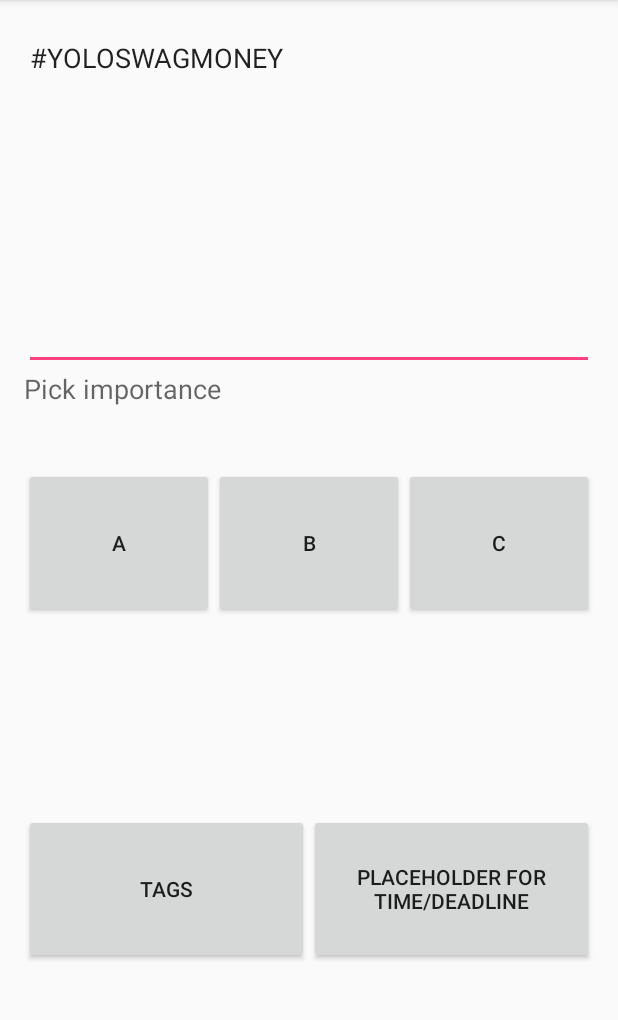
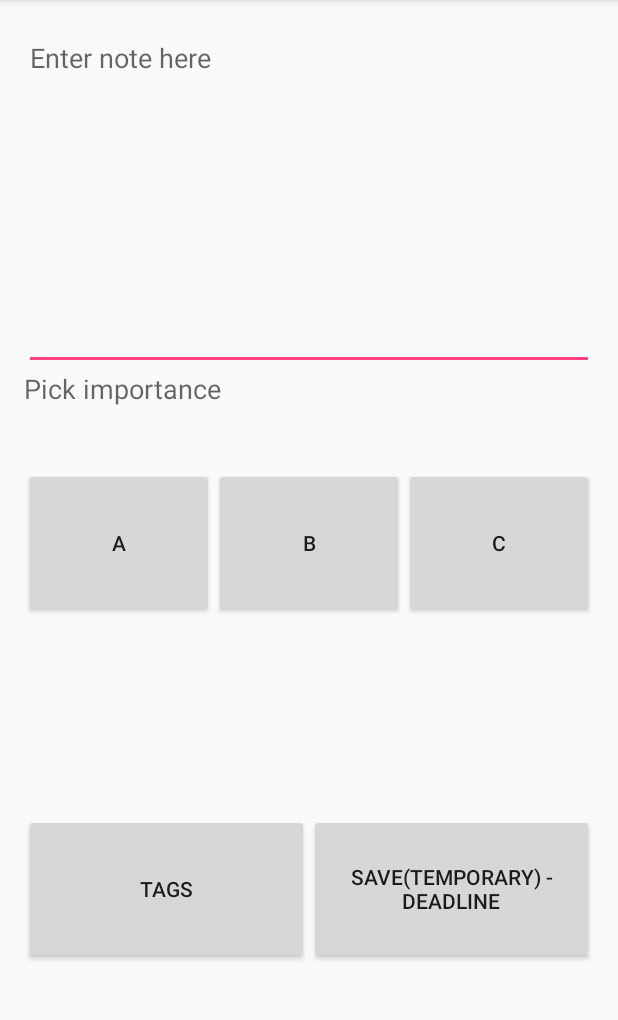
Before and after one commit to bry-jiang/FocusRedo, an Android app: the EditorActivity screen opened directly, with no data from a screen before it, on a phone screen of 412 x 824 dp, the part 84-1104 px from its top. Run offline under Robolectric (Android 15) with nearby library versions, the phone set to English and light mode, and no system bars; 1 statement that could not run was skipped.

Commit message:
Two main classes and DBOpenHelper are working properly, Nothing else is added yet

```diff
--- a/app/src/main/java/com/example/bryan/focusredo/EditorActivity.java
+++ b/app/src/main/java/com/example/bryan/focusredo/EditorActivity.java
@@ -1,22 +1,47 @@
 package com.example.bryan.focusredo;
 
+import android.database.Cursor;
 import android.os.Bundle;
 import android.support.v7.app.AppCompatActivity;
+import android.view.View;
 import android.widget.EditText;
 
 public class EditorActivity extends AppCompatActivity {
+    DBOpenHelper dbOpenHelper;
+    EditText editText;
+    boolean isNew;
+    long id;
 
     @Override
     protected void onCreate(Bundle savedInstanceState) {
         super.onCreate(savedInstanceState);
         setContentView(R.layout.activity_editor);
 
+        dbOpenHelper = new DBOpenHelper(this);
+
         Bundle bundle = getIntent().getExtras();
-        boolean itemExists = bundle.getBoolean("itemExists");
+        id = bundle.getLong("id");
 
-        if (itemExists == false) {
-            EditText editText = (EditText) findViewById(R.id.coolID);
-            editText.setText("#YOLOSWAGMONEY");
+        editText = (EditText) findViewById(R.id.coolID);
+
+        if (id == -1) {
+            isNew = true;
+        } else {
+            Cursor cursor = dbOpenHelper.getRow(id);
+            if (cursor.moveToFirst()) {
+                String existingText = cursor.getString(cursor.getColumnIndex(DBOpenHelper.ITEM_TEXT));
+                editText.setText(existingText);
+            }
+            cursor.close();
+        }
+    }
+
+    public void saveItem(View view) {
+        String newText = editText.getText().toString();
+        if (isNew) {
+            dbOpenHelper.addItem(newText, 2, 2, 2, 2);
+        } else {
+            dbOpenHelper.updateRow(id, newText, 2, 2, 2, 2);
         }
     }
 }
--- a/app/src/main/res/layout/activity_editor.xml
+++ b/app/src/main/res/layout/activity_editor.xml
@@ -39,19 +39,22 @@
                 android:layout_height="100dp"
                 android:layout_gravity="center_vertical"
                 android:layout_weight="1"
-                android:text="A" />
+                android:text="A"
+                android:onClick="setImportanceA" />
             <Button
                 android:layout_width="100dp"
                 android:layout_height="100dp"
                 android:layout_gravity="center_vertical"
                 android:layout_weight="1"
-                android:text="B" />
+                android:text="B"
+                android:onClick="setImportanceB" />
             <Button
                 android:layout_width="100dp"
                 android:layout_height="100dp"
                 android:layout_gravity="center_vertical"
                 android:layout_weight="1"
-                android:text="C" />
+                android:text="C"
+                android:onClick="setImportanceC" />
         </LinearLayout>
 
         <TextView
@@ -77,7 +80,9 @@
             android:layout_height="100dp"
             android:layout_weight="1"
             android:layout_gravity="center_vertical"
-            android:text="Placeholder for time/deadline" />
+            android:text="Save(Temporary) - Deadline"
+            android:id="@+id/save_id"
+            android:onClick="saveItem" />
 
     </LinearLayout>
 
```
Also changed, not shown: app/src/main/java/com/example/bryan/focusredo/DBOpenHelper.java (+25 -7 lines), app/src/main/java/com/example/bryan/focusredo/MainActivity.java (+42 -28 lines), app/src/main/java/com/example/bryan/focusredo/SimpleCursorLoader.java (added, +85 -0 lines), app/src/main/res/layout/activity_main.xml (+9 -5 lines).
